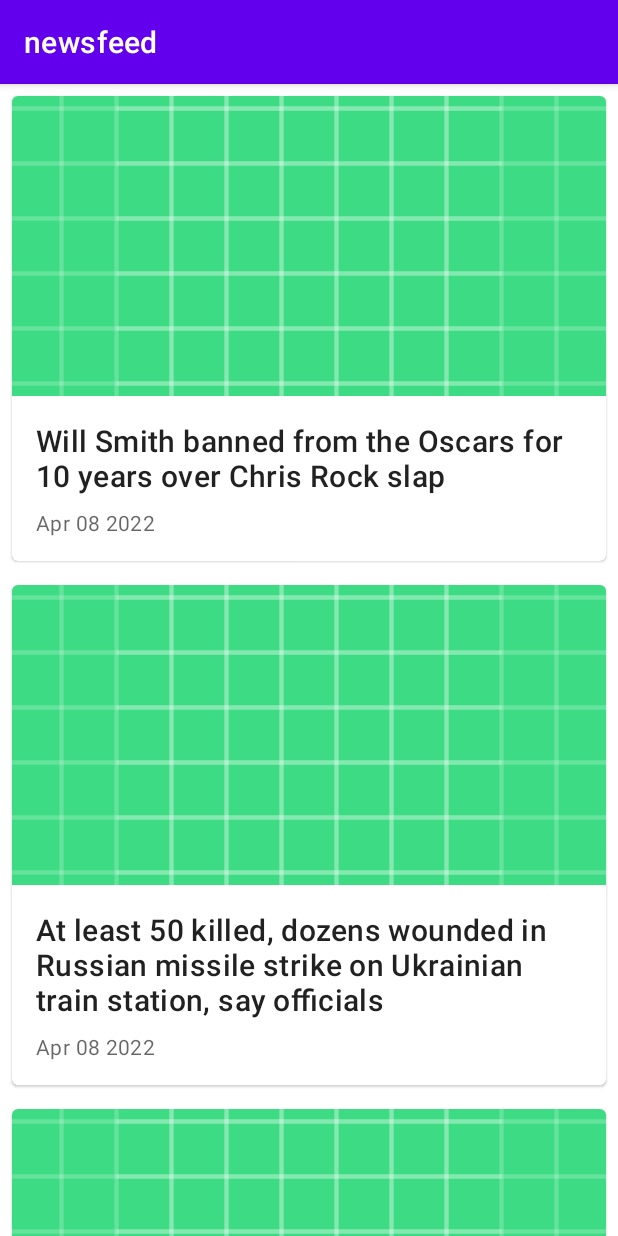
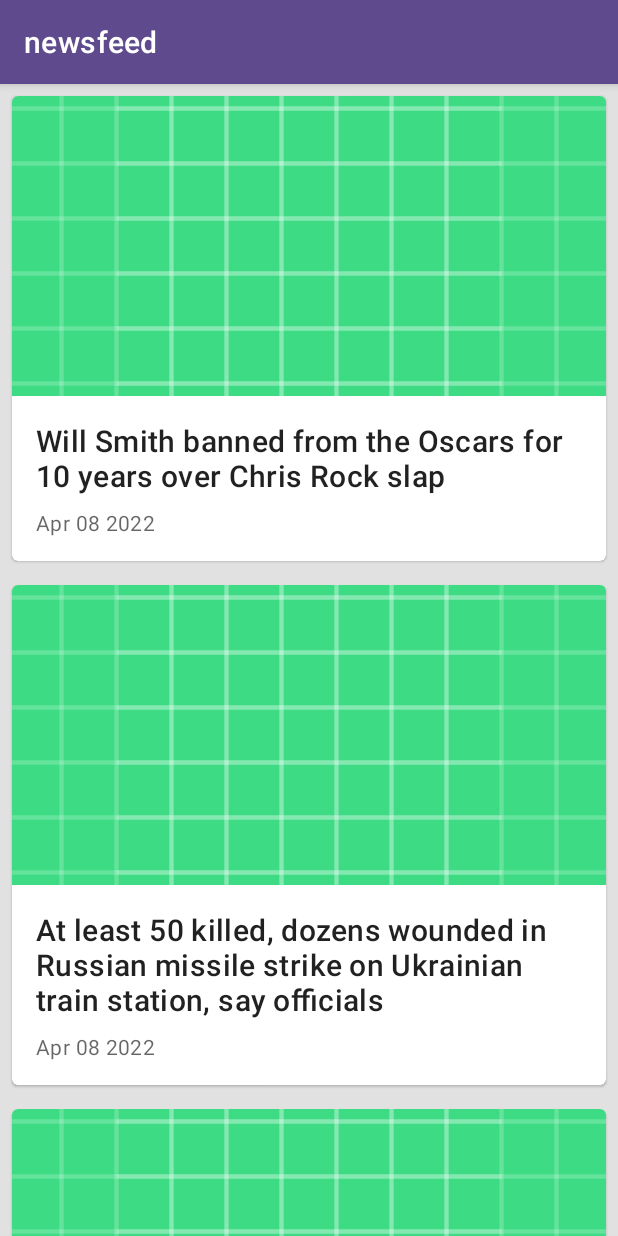
Before and after one commit to thaislins/news-feed, an Android app: the screen it shows after launch (MainActivity), on a phone screen of 412 x 824 dp. Run offline under Robolectric (Android 15) with nearby library versions, the phone set to English and light mode, and no system bars; pictures from the network do not load.

Commit message:
Modify background and header colours

```diff
--- a/app/src/main/res/layout/activity_main.xml
+++ b/app/src/main/res/layout/activity_main.xml
@@ -3,6 +3,7 @@
     xmlns:tools="http://schemas.android.com/tools"
     android:layout_width="match_parent"
     android:layout_height="match_parent"
+    android:background="@color/light_gray"
     tools:context="com.thaislins.newsfeed.app.MainActivity">
 
     <androidx.recyclerview.widget.RecyclerView
--- a/app/src/main/res/values/colors.xml
+++ b/app/src/main/res/values/colors.xml
@@ -1,10 +1,12 @@
 <?xml version="1.0" encoding="utf-8"?>
 <resources>
     <color name="purple_200">#FFBB86FC</color>
-    <color name="purple_500">#FF6200EE</color>
+    <color name="purple_500">#5E4A8C</color>
     <color name="purple_700">#FF3700B3</color>
+    <color name="colorAccent">#6739b8</color>
     <color name="teal_200">#FF03DAC5</color>
     <color name="teal_700">#FF018786</color>
     <color name="black">#FF000000</color>
     <color name="white">#FFFFFFFF</color>
+    <color name="light_gray">#E1E1E1</color>
 </resources>
--- a/app/src/main/res/values/themes.xml
+++ b/app/src/main/res/values/themes.xml
@@ -3,7 +3,7 @@
     <style name="Theme.Newsfeed" parent="Theme.MaterialComponents.DayNight.DarkActionBar">
         <!-- Primary brand color. -->
         <item name="colorPrimary">@color/purple_500</item>
-        <item name="colorPrimaryVariant">@color/purple_700</item>
+        <item name="colorPrimaryVariant">@color/purple_500</item>
         <item name="colorOnPrimary">@color/white</item>
         <!-- Secondary brand color. -->
         <item name="colorSecondary">@color/teal_200</item>
```
